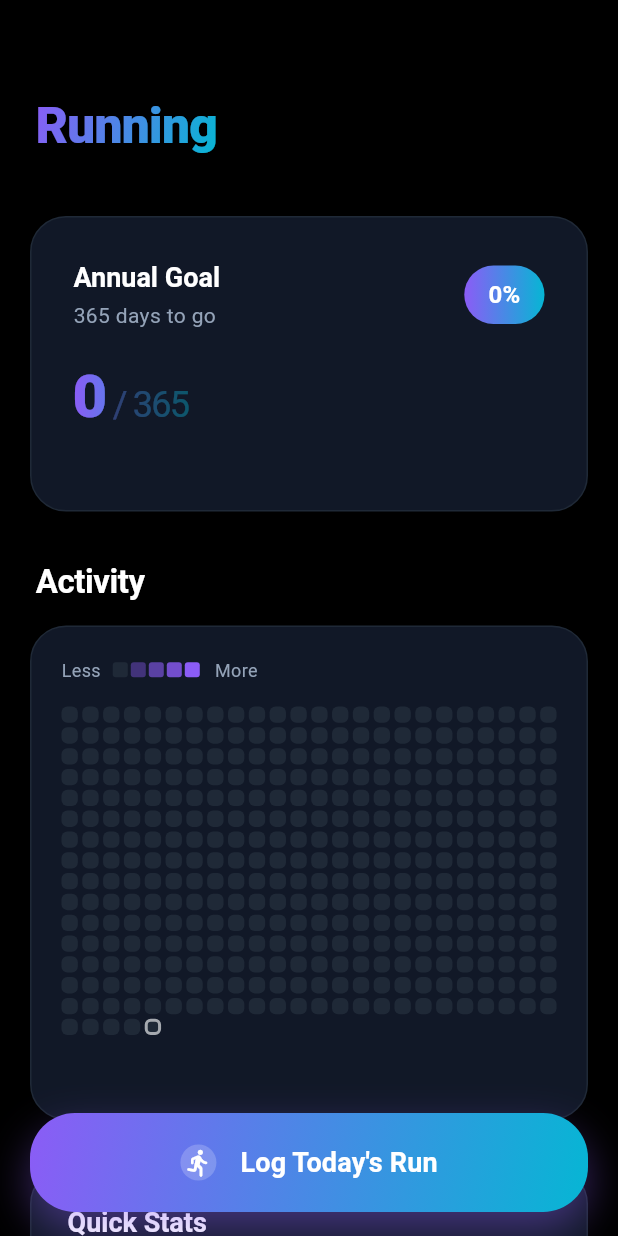
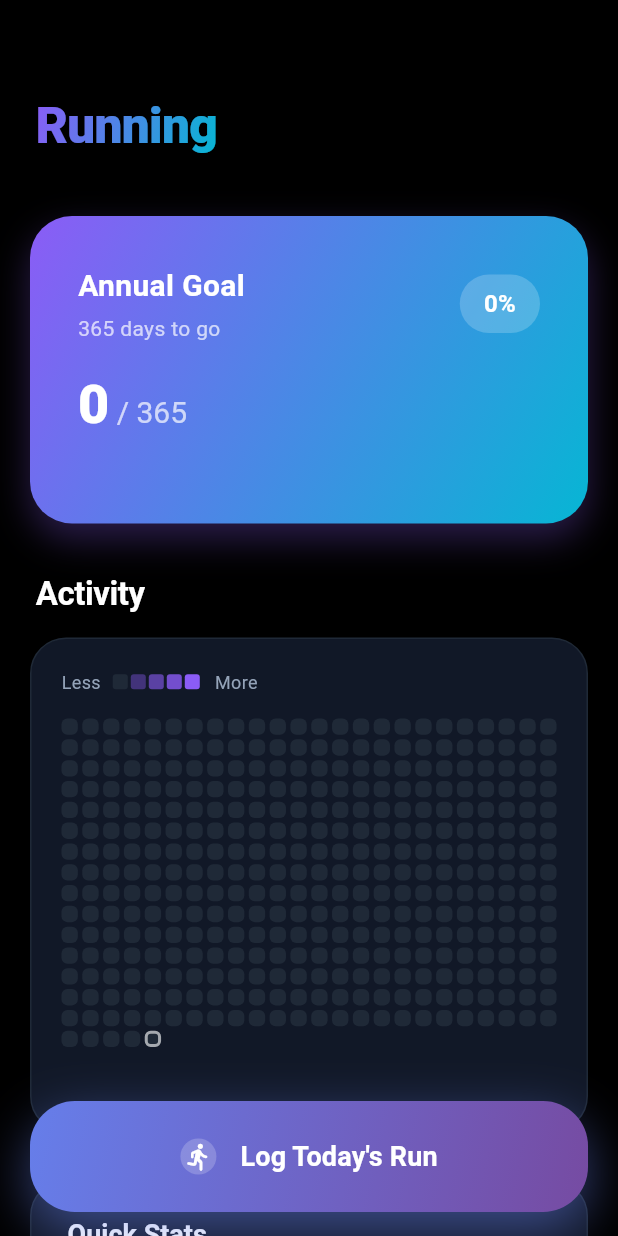
Before and after one commit to kudosmax/running-tracker-app, a Flutter app: the screen it shows after launch, on a phone screen of 412 x 824 dp. Run offline on Flutter 3.47's test engine with Material 3 defaults, Android fonts, the phone set to English and light mode, and no system bars; our stand-ins replace cloud_firestore, firebase_core, shared_preferences, sqflite, sqflite_common_ffi; missing offline and left inert: dart:html; accounts and stored records are empty; Roboto replaces fonts that are missing (SF Pro Display); project files that could hold a hidden picture were left out.

Commit message:
Make dramatic visual changes with vibrant gradients
- Transform progress header to purple-cyan gradient background
- Update button with blue-purple gradient (normal) and orange-red (logged)
- Increase shadow intensity and button padding for better mobile feel
- Use bright, modern color palette that's immediately visible
- Remove Material 3 conflicts that might prevent changes from showing

🤖 Generated with [Claude Code](https://claude.ai/code)

Co-Authored-By: Claude <noreply@anthropic.com>

```diff
--- a/lib/home_screen.dart
+++ b/lib/home_screen.dart
@@ -20,7 +20,7 @@ class HomeScreen extends StatelessWidget {
         statusBarIconBrightness: Brightness.light,
       ),
       child: Scaffold(
-        backgroundColor: Colors.black,
+        backgroundColor: const Color(0xFF000000),
         body: Consumer<RunProvider>(
           builder: (context, provider, child) {
             if (provider.isLoading && provider.runDates.isEmpty) {
--- a/lib/log_run_button.dart
+++ b/lib/log_run_button.dart
@@ -27,19 +27,19 @@ class LogRunButton extends StatelessWidget {
                 ? const LinearGradient(
                     begin: Alignment.topLeft,
                     end: Alignment.bottomRight,
-                    colors: [Color(0xFFEF4444), Color(0xFFDC2626)],
+                    colors: [Color(0xFFFF6B6B), Color(0xFFFF8E53)],
                   )
                 : const LinearGradient(
                     begin: Alignment.topLeft,
                     end: Alignment.bottomRight,
-                    colors: [Color(0xFF8B5CF6), Color(0xFF06B6D4)],
+                    colors: [Color(0xFF667EEA), Color(0xFF764BA2)],
                   ),
             boxShadow: [
               BoxShadow(
                 color: (isRunToday
-                    ? const Color(0xFFEF4444)
-                    : const Color(0xFF8B5CF6)).withOpacity(0.4),
-                blurRadius: 24,
+                    ? const Color(0xFFFF6B6B)
+                    : const Color(0xFF667EEA)).withOpacity(0.5),
+                blurRadius: 30,
                 spreadRadius: 0,
                 offset: const Offset(0, 12),
               ),
@@ -55,7 +55,7 @@ class LogRunButton extends StatelessWidget {
               },
               borderRadius: BorderRadius.circular(30),
               child: Container(
-                padding: const EdgeInsets.symmetric(vertical: 20),
+                padding: const EdgeInsets.symmetric(vertical: 24),
                 child: Row(
                   mainAxisAlignment: MainAxisAlignment.center,
                   children: [
--- a/lib/main.dart
+++ b/lib/main.dart
@@ -114,9 +114,9 @@ class MyApp extends StatelessWidget {
       title: 'Running Tracker',
       debugShowCheckedModeBanner: false,
       theme: ThemeData(
-        useMaterial3: true,
         brightness: Brightness.dark,
         scaffoldBackgroundColor: const Color(0xFF000000),
+        primaryColor: const Color(0xFF8B5CF6),
         fontFamily: 'SF Pro Display',
         textTheme: const TextTheme(
           displayLarge: TextStyle(
--- a/lib/progress_header.dart
+++ b/lib/progress_header.dart
@@ -15,14 +15,25 @@ class ProgressHeader extends StatelessWidget {
     final daysLeft = goalDays - runDays;
 
     return Container(
-      padding: const EdgeInsets.all(28),
+      padding: const EdgeInsets.all(32),
       decoration: BoxDecoration(
-        color: const Color(0xFF111827),
-        borderRadius: BorderRadius.circular(24),
-        border: Border.all(
-          color: const Color(0xFF1F2937),
-          width: 1,
+        gradient: const LinearGradient(
+          begin: Alignment.topLeft,
+          end: Alignment.bottomRight,
+          colors: [
+            Color(0xFF8B5CF6),
+            Color(0xFF06B6D4),
+          ],
         ),
+        borderRadius: BorderRadius.circular(28),
+        boxShadow: [
+          BoxShadow(
+            color: const Color(0xFF8B5CF6).withOpacity(0.3),
+            blurRadius: 20,
+            spreadRadius: 0,
+            offset: const Offset(0, 10),
+          ),
+        ],
       ),
       child: Column(
         crossAxisAlignment: CrossAxisAlignment.start,
@@ -34,23 +45,28 @@ class ProgressHeader extends StatelessWidget {
               Column(
                 crossAxisAlignment: CrossAxisAlignment.start,
                 children: [
-                  Text(
+                  const Text(
                     'Annual Goal',
-                    style: Theme.of(context).textTheme.titleLarge,
+                    style: TextStyle(
+                      color: Colors.white,
+                      fontSize: 20,
+                      fontWeight: FontWeight.w700,
+                    ),
                   ),
                   const SizedBox(height: 4),
                   Text(
                     daysLeft > 0 ? '$daysLeft days to go' : 'Goal achieved! 🎉',
-                    style: Theme.of(context).textTheme.bodyMedium,
+                    style: const TextStyle(
+                      color: Colors.white70,
+                      fontSize: 14,
+                    ),
                   ),
                 ],
               ),
               Container(
                 padding: const EdgeInsets.symmetric(horizontal: 16, vertical: 8),
                 decoration: BoxDecoration(
-                  gradient: const LinearGradient(
-                    colors: [Color(0xFF8B5CF6), Color(0xFF06B6D4)],
-                  ),
+                  color: Colors.white.withOpacity(0.2),
                   borderRadius: BorderRadius.circular(20),
                 ),
                 child: Text(
@@ -68,13 +84,11 @@ class ProgressHeader extends StatelessWidget {
           const SizedBox(height: 24),
 
           // Progress display
-          ShaderMask(
-            shaderCallback: (bounds) => const LinearGradient(
-              colors: [Color(0xFF8B5CF6), Color(0xFF06B6D4)],
-            ).createShader(bounds),
-            child: RichText(
+          RichText(
             text: TextSpan(
-                style: Theme.of(context).textTheme.displayLarge?.copyWith(
+              style: const TextStyle(
+                fontSize: 36,
+                fontWeight: FontWeight.w800,
                 color: Colors.white,
                 height: 1.0,
               ),
@@ -83,13 +97,12 @@ class ProgressHeader extends StatelessWidget {
                 TextSpan(
                   text: ' / $goalDays',
                   style: TextStyle(
-                      fontSize: 24,
+                    fontSize: 20,
                     fontWeight: FontWeight.w400,
-                      color: Colors.white.withOpacity(0.4),
+                    color: Colors.white.withOpacity(0.7),
                   ),
                 ),
               ],
-              ),
             ),
           ),
 
@@ -100,7 +113,7 @@ class ProgressHeader extends StatelessWidget {
             height: 8,
             decoration: BoxDecoration(
               borderRadius: BorderRadius.circular(4),
-              color: const Color(0xFF1F2937),
+              color: Colors.white.withOpacity(0.3),
             ),
             child: FractionallySizedBox(
               alignment: Alignment.centerLeft,
@@ -108,9 +121,7 @@ class ProgressHeader extends StatelessWidget {
               child: Container(
                 decoration: BoxDecoration(
                   borderRadius: BorderRadius.circular(4),
-                  gradient: const LinearGradient(
-                    colors: [Color(0xFF8B5CF6), Color(0xFF06B6D4)],
-                  ),
+                  color: Colors.white,
                 ),
               ),
             ),
```
Lines whose indentation alone changed are shown as unchanged.
